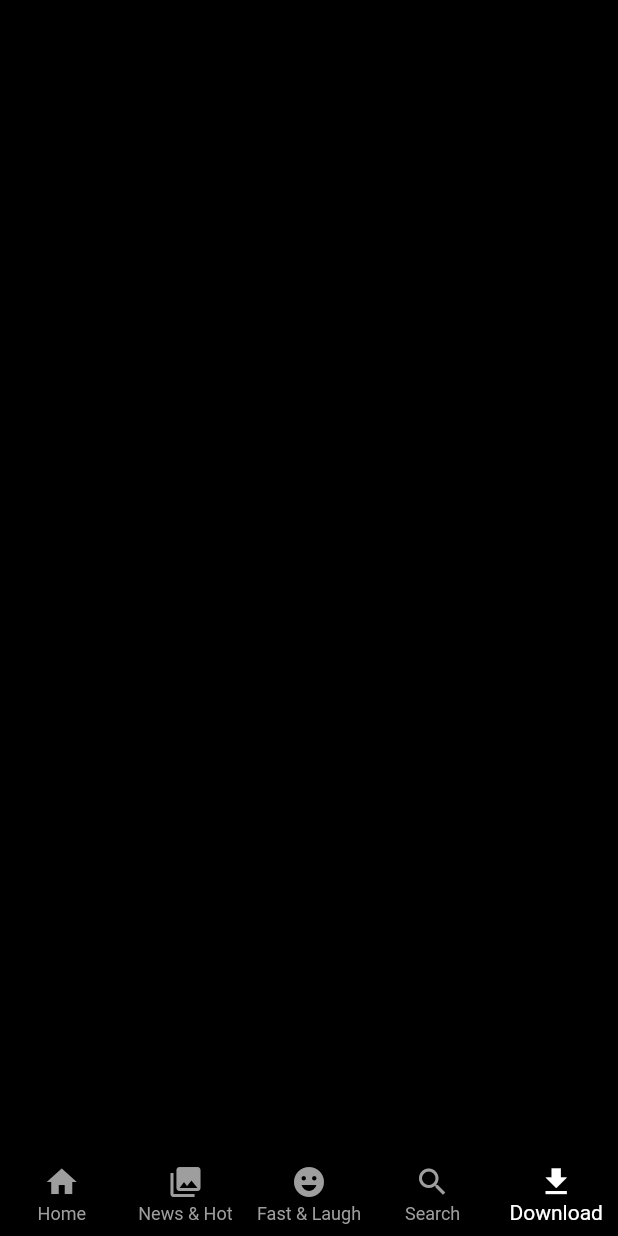
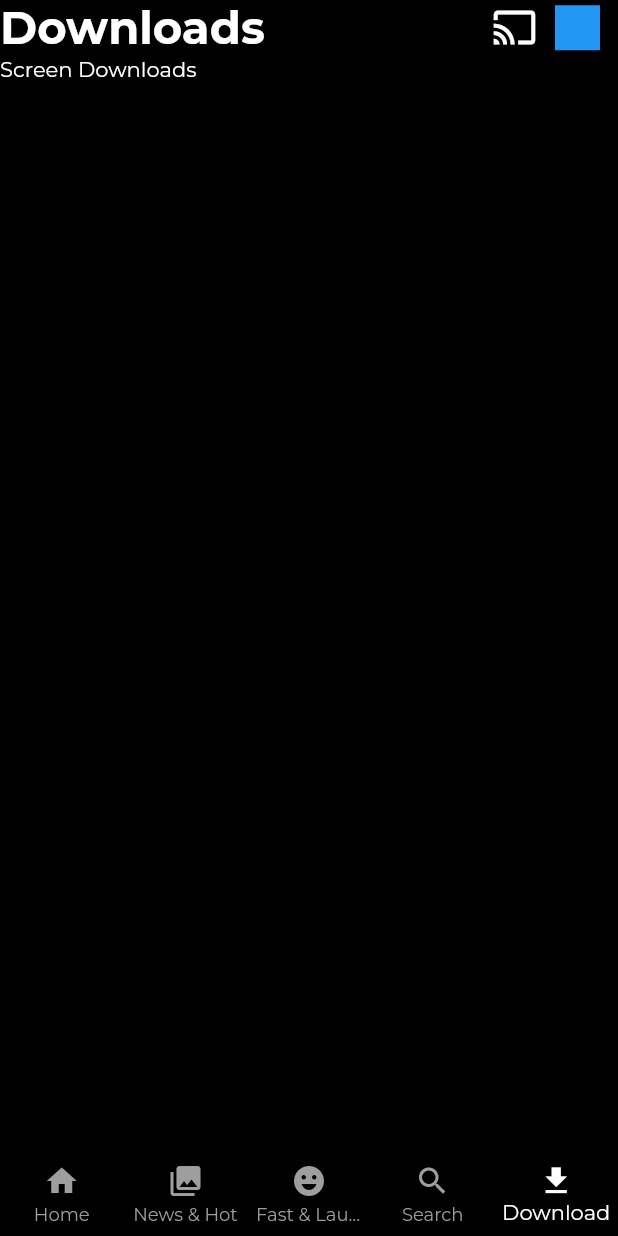
Before and after one commit to sanushcj/Netflix, a Flutter app: the screen it shows after launch, item 5 of the bottom bar chosen, on a phone screen of 412 x 824 dp. Run offline on Flutter 3.47's test engine with Material 2 defaults, Android fonts, the phone set to English and light mode, and no system bars; our stand-ins replace google_fonts.

Commit message:
appbar widgetdone

```diff
--- a/lib/core/color/colors.dart
+++ b/lib/core/color/colors.dart
@@ -1,2 +1,3 @@
 import 'package:flutter/material.dart';
 const backgroundColor = Colors.black;
+const whiteColor = Colors.white;
--- /dev/null
+++ b/lib/core/constants/constants_.dart
@@ -0,0 +1,4 @@
+
+import 'package:flutter/material.dart';
+
+const kwidth = SizedBox(width: 12,);
--- a/lib/main.dart
+++ b/lib/main.dart
@@ -1,4 +1,5 @@
 import 'package:flutter/material.dart';
+import 'package:google_fonts/google_fonts.dart';
 import 'package:netflix/core/color/colors.dart';
 import 'presentation/main page/widgets/main_page_screen.dart';
 
@@ -18,6 +19,7 @@ const MyApp({super.key});
       theme: ThemeData(
         scaffoldBackgroundColor: backgroundColor,
         primarySwatch: Colors.blue,
+        fontFamily: GoogleFonts.montserrat().fontFamily,
         backgroundColor: backgroundColor,
         textTheme: const TextTheme(
           bodyText1: TextStyle(color: Colors.white
--- a/lib/presentation/downloads/widgets/download_screen.dart
+++ b/lib/presentation/downloads/widgets/download_screen.dart
@@ -1,10 +1,17 @@
 
 import 'package:flutter/material.dart';
+import 'package:netflix/presentation/widgets/app_bar_widgets.dart';
 class DownloadScreen extends StatelessWidget {
   const DownloadScreen({super.key});
 
   @override
   Widget build(BuildContext context) {
-    return Container();
+    return  SafeArea(
+      child: Scaffold(
+
+        appBar: PreferredSize(preferredSize: const Size.fromHeight(50), child: AppBArWidget(title: 'Downloads',)),
+        body: const Text('Screen Downloads'),
+      ),
+    );
   }
 }
--- a/lib/presentation/main page/bottom_navigation.dart
+++ b/lib/presentation/main page/bottom_navigation.dart
@@ -1,11 +1,9 @@
 import 'dart:developer';
-
 import 'package:flutter/material.dart';
 import 'package:netflix/core/color/colors.dart';
 
 ValueNotifier<int> indexChangeNotifier = ValueNotifier(0);
-
-class BottomNavBar extends StatelessWidget {
+ class BottomNavBar extends StatelessWidget {
   const BottomNavBar({super.key});
 
   @override
--- a/lib/presentation/main page/widgets/main_page_screen.dart
+++ b/lib/presentation/main page/widgets/main_page_screen.dart
@@ -3,9 +3,7 @@ import 'package:netflix/PRESENTATION/downloads/widgets/download_screen.dart';
 import 'package:netflix/core/color/colors.dart';
 import 'package:netflix/presentation/fast_laugh/fast_laugh_page.dart';
 import 'package:netflix/presentation/home/home_page.dart';
-import 'package:netflix/presentation/new_and%20hot/new_and_hot_page.dart';
 import 'package:netflix/presentation/search/search_page.dart';
-
 import '../../new_and hot/new_and_hot_page.dart';
 import '../bottom_navigation.dart';
 // import 'dart:html';
@@ -13,12 +11,12 @@ import '../bottom_navigation.dart';
 class MainPage extends StatelessWidget {
  MainPage({super.key, });
 
-List _pages = [
-  HomeScreen(),
+final  _pages = [
+  const HomeScreen(),
   NewandHotScreen(),
-  FastLaughScreen(),
-  SearchScreen(),
-  DownloadScreen()
+  const FastLaughScreen(),
+  const SearchScreen(),
+  const DownloadScreen()
 
 ];
 
--- /dev/null
+++ b/lib/presentation/widgets/app_bar_widgets.dart
@@ -0,0 +1,31 @@
+// ignore_for_file: must_be_immutable
+
+import 'package:flutter/material.dart';
+import '../../core/constants/constants_.dart';
+
+class AppBArWidget extends StatelessWidget {
+ AppBArWidget({super.key, required this.title});
+String title;
+  @override
+  Widget build(BuildContext context) {
+    return Row(
+      children: [
+         Text( title ,style: const TextStyle(fontSize: 30,fontWeight:FontWeight.bold ),),
+        kwidth,
+        const Spacer(),
+        const Icon(
+          Icons.cast,
+          color: Colors.white,
+          size: 30,
+        ),
+        kwidth,
+        Container(
+          width: 30,
+          height: 30,
+          color: Colors.blue,
+        ),
+        kwidth
+      ],
+    );
+  }
+}
```
Also changed, not shown: pubspec.yaml (+4 -17 lines), pubspec.lock, 1 other file.
